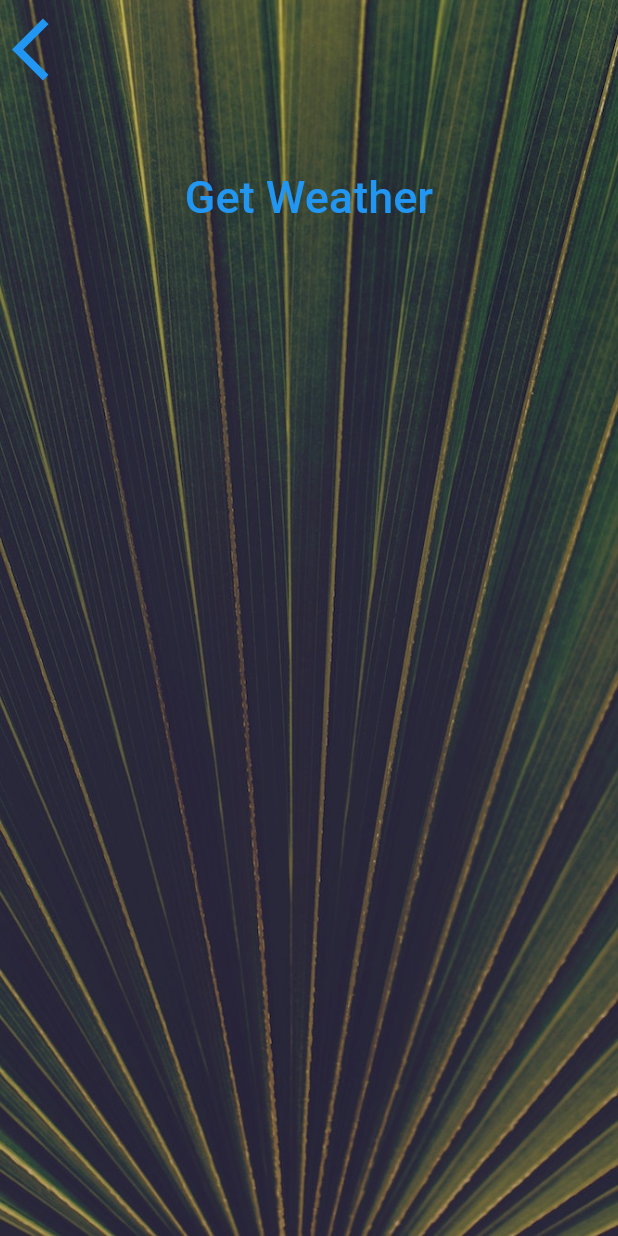
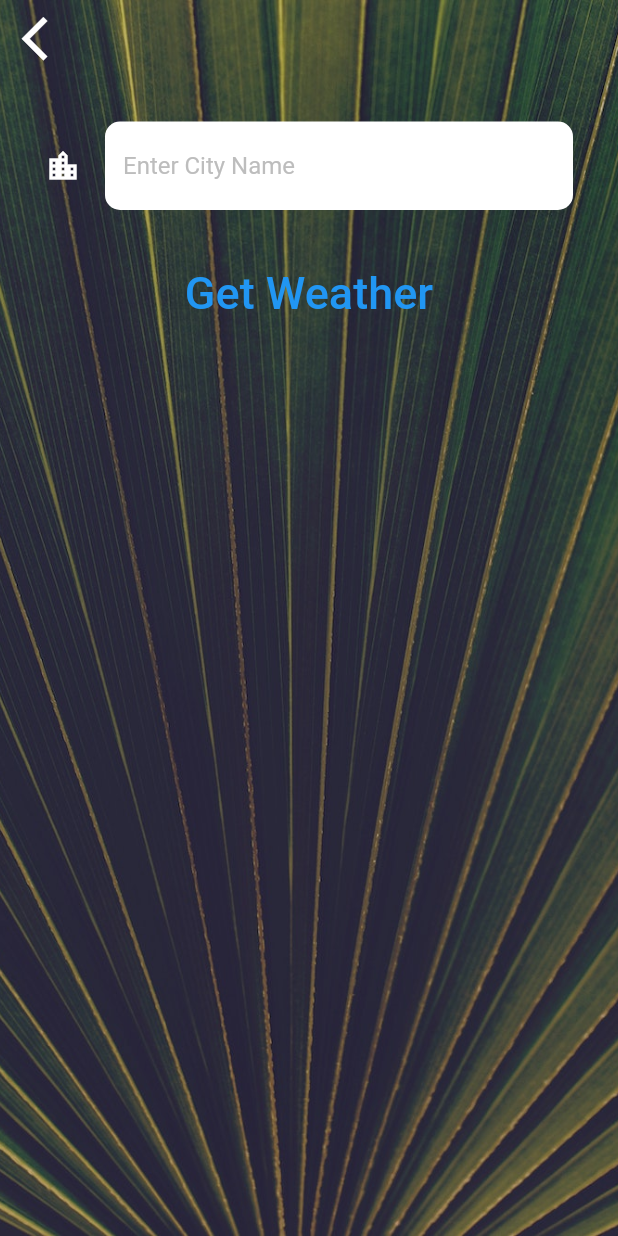
Before and after one commit to MuursaleenBats/clima_flutter, a Flutter app: the CityScreen screen opened directly, on a phone screen of 412 x 824 dp. Run offline on Flutter 3.47's test engine with Material 2 defaults, Android fonts, the phone set to English and light mode, and no system bars; our stand-ins replace flutter_spinkit, geolocator; Roboto replaces fonts that are missing (Spartan MB).

Commit message:
Fetching the current weather for entered city name

```diff
--- a/lib/screens/city_screen.dart
+++ b/lib/screens/city_screen.dart
@@ -7,6 +7,7 @@ class CityScreen extends StatefulWidget {
 }
 
 class _CityScreenState extends State<CityScreen> {
+  String cityName = '';
   @override
   Widget build(BuildContext context) {
     return Scaffold(
@@ -24,19 +25,49 @@ class _CityScreenState extends State<CityScreen> {
               Align(
                 alignment: Alignment.topLeft,
                 child: TextButton(
-                  onPressed: () {},
+                  onPressed: () {
+                    Navigator.pop(context);
+                  },
                   child: Icon(
                     Icons.arrow_back_ios,
-                    size: 50.0,
+                    size: 35.0,
+                    color: Colors.white,
                   ),
                 ),
               ),
               Container(
-                padding: EdgeInsets.all(20.0),
-                child: null,
+                padding: EdgeInsets.all(30.0),
+                child: TextField(
+                  style: TextStyle(
+                    color: Colors.black,
+                  ),
+                  onChanged: (value) {
+                    cityName = value;
+                  },
+                  decoration: InputDecoration(
+                    filled: true,
+                    fillColor: Colors.white,
+                    icon: Icon(
+                      Icons.location_city_outlined,
+                      color: Colors.white,
+                    ),
+                    hintText: 'Enter City Name',
+                    hintStyle: TextStyle(
+                      color: Colors.grey[400],
+                    ),
+                    border: OutlineInputBorder(
+                      borderRadius: BorderRadius.all(
+                        Radius.circular(10.0),
+                      ),
+                      borderSide: BorderSide.none,
+                    ),
+                  ),
+                ),
               ),
               TextButton(
-                onPressed: () {},
+                onPressed: () {
+                  Navigator.pop(context, cityName);
+                },
                 child: Text(
                   'Get Weather',
                   style: kButtonTextStyle,
```
Also changed, not shown: lib/screens/location_screen.dart (+12 -1 lines), lib/services/weather.dart (+7 -0 lines).
